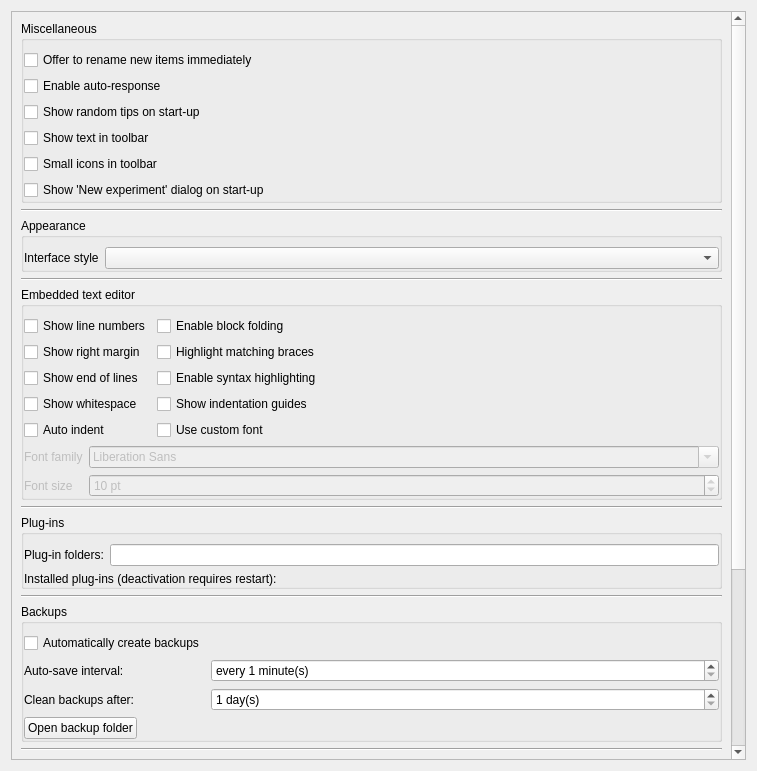
Old version of the form resources/ui/preferences_widget.ui in the repository open-cogsci/OpenSesame.
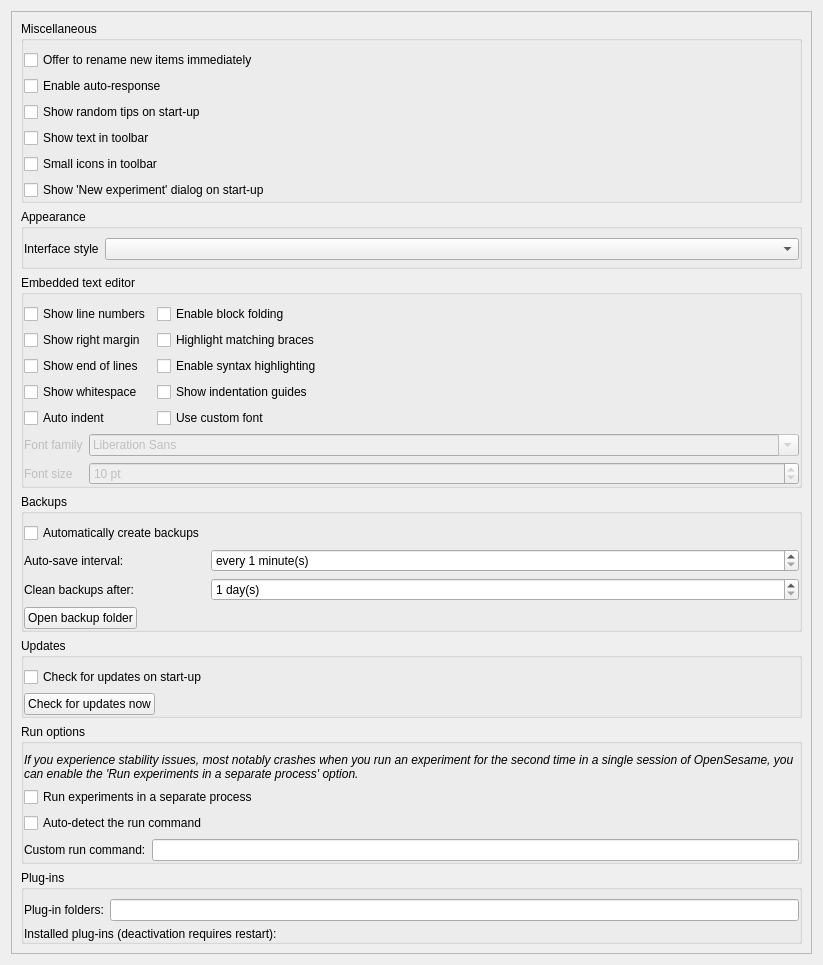
New version of the form. Icons and pictures are not drawn.

Commit message: Restyle preferences widget

```diff
--- a/resources/ui/preferences_widget.ui
+++ b/resources/ui/preferences_widget.ui
@@ -6,8 +6,8 @@
    <rect>
     <x>0</x>
     <y>0</y>
-    <width>757</width>
-    <height>771</height>
+    <width>823</width>
+    <height>965</height>
    </rect>
   </property>
   <property name="windowTitle">
@@ -24,8 +24,8 @@
        <rect>
         <x>0</x>
         <y>0</y>
-        <width>721</width>
-        <height>1008</height>
+        <width>790</width>
+        <height>954</height>
        </rect>
       </property>
       <layout class="QVBoxLayout" name="verticalLayout_2">
@@ -95,19 +95,15 @@
          </layout>
         </widget>
        </item>
-       <item>
-        <widget class="Line" name="line">
-         <property name="orientation">
-          <enum>Qt::Horizontal</enum>
-         </property>
-        </widget>
-       </item>
        <item>
         <widget class="QGroupBox" name="groupBox_5">
          <property name="title">
           <string>Appearance</string>
          </property>
          <layout class="QFormLayout" name="formLayout_4">
+          <property name="fieldGrowthPolicy">
+           <enum>QFormLayout::AllNonFixedFieldsGrow</enum>
+          </property>
           <property name="leftMargin">
            <number>0</number>
           </property>
@@ -133,13 +129,6 @@
          </layout>
         </widget>
        </item>
-       <item>
-        <widget class="Line" name="line_2">
-         <property name="orientation">
-          <enum>Qt::Horizontal</enum>
-         </property>
-        </widget>
-       </item>
        <item>
         <widget class="QGroupBox" name="groupbox_scintilla">
          <property name="title">
@@ -276,74 +265,6 @@
          </layout>
         </widget>
        </item>
-       <item>
-        <widget class="Line" name="line_3">
-         <property name="orientation">
-          <enum>Qt::Horizontal</enum>
-         </property>
-        </widget>
-       </item>
-       <item>
-        <widget class="QGroupBox" name="groupBox_6">
-         <property name="title">
-          <string>Plug-ins</string>
-         </property>
-         <layout class="QFormLayout" name="formLayout_7">
-          <property name="fieldGrowthPolicy">
-           <enum>QFormLayout::AllNonFixedFieldsGrow</enum>
-          </property>
-          <property name="leftMargin">
-           <number>0</number>
-          </property>
-          <property name="topMargin">
-           <number>9</number>
-          </property>
-          <property name="rightMargin">
-           <number>0</number>
-          </property>
-          <property name="bottomMargin">
-           <number>0</number>
-          </property>
-          <item row="0" column="0">
-           <widget class="QLabel" name="label_6">
-            <property name="text">
-             <string>Plug-in folders:</string>
-            </property>
-           </widget>
-          </item>
-          <item row="0" column="1">
-           <widget class="QLineEdit" name="edit_plugin_folders">
-            <property name="readOnly">
-             <bool>true</bool>
-            </property>
-           </widget>
-          </item>
-          <item row="1" column="0" colspan="2">
-           <widget class="QWidget" name="widget_plugin_list" native="true">
-            <layout class="QVBoxLayout" name="layout_plugin_list">
-             <property name="margin">
-              <number>0</number>
-             </property>
-             <item>
-              <widget class="QLabel" name="label_plugin_dummy">
-               <property name="text">
-                <string>Installed plug-ins (deactivation requires restart):</string>
-               </property>
-              </widget>
-             </item>
-            </layout>
-           </widget>
-          </item>
-         </layout>
-        </widget>
-       </item>
-       <item>
-        <widget class="Line" name="line_4">
-         <property name="orientation">
-          <enum>Qt::Horizontal</enum>
-         </property>
-        </widget>
-       </item>
        <item>
         <widget class="QGroupBox" name="groupBox">
          <property name="sizePolicy">
@@ -441,13 +362,6 @@
          </layout>
         </widget>
        </item>
-       <item>
-        <widget class="Line" name="line_5">
-         <property name="orientation">
-          <enum>Qt::Horizontal</enum>
-         </property>
-        </widget>
-       </item>
        <item>
         <widget class="QGroupBox" name="groupBox_3">
          <property name="sizePolicy">
@@ -493,13 +407,6 @@
          </layout>
         </widget>
        </item>
-       <item>
-        <widget class="Line" name="line_6">
-         <property name="orientation">
-          <enum>Qt::Horizontal</enum>
-         </property>
-        </widget>
-       </item>
        <item>
         <widget class="QGroupBox" name="groupBox_4">
          <property name="title">
@@ -559,6 +466,60 @@
          </layout>
         </widget>
        </item>
+       <item>
+        <widget class="QGroupBox" name="groupBox_6">
+         <property name="title">
+          <string>Plug-ins</string>
+         </property>
+         <layout class="QFormLayout" name="formLayout_7">
+          <property name="fieldGrowthPolicy">
+           <enum>QFormLayout::AllNonFixedFieldsGrow</enum>
+          </property>
+          <property name="leftMargin">
+           <number>0</number>
+          </property>
+          <property name="topMargin">
+           <number>9</number>
+          </property>
+          <property name="rightMargin">
+           <number>0</number>
+          </property>
+          <property name="bottomMargin">
+           <number>0</number>
+          </property>
+          <item row="0" column="0">
+           <widget class="QLabel" name="label_6">
+            <property name="text">
+             <string>Plug-in folders:</string>
+            </property>
+           </widget>
+          </item>
+          <item row="0" column="1">
+           <widget class="QLineEdit" name="edit_plugin_folders">
+            <property name="readOnly">
+             <bool>true</bool>
+            </property>
+           </widget>
+          </item>
+          <item row="1" column="0" colspan="2">
+           <widget class="QWidget" name="widget_plugin_list" native="true">
+            <layout class="QVBoxLayout" name="layout_plugin_list">
+             <property name="margin">
+              <number>0</number>
+             </property>
+             <item>
+              <widget class="QLabel" name="label_plugin_dummy">
+               <property name="text">
+                <string>Installed plug-ins (deactivation requires restart):</string>
+               </property>
+              </widget>
+             </item>
+            </layout>
+           </widget>
+          </item>
+         </layout>
+        </widget>
+       </item>
       </layout>
      </widget>
     </widget>
```
The commit also changes 20 other files.
